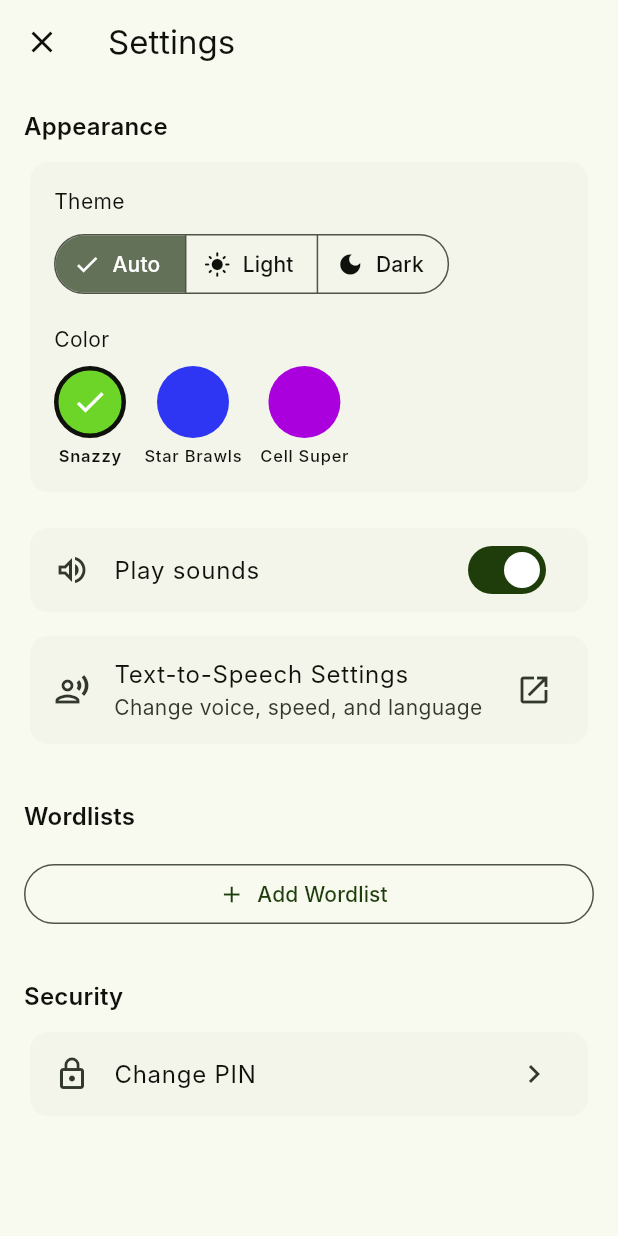
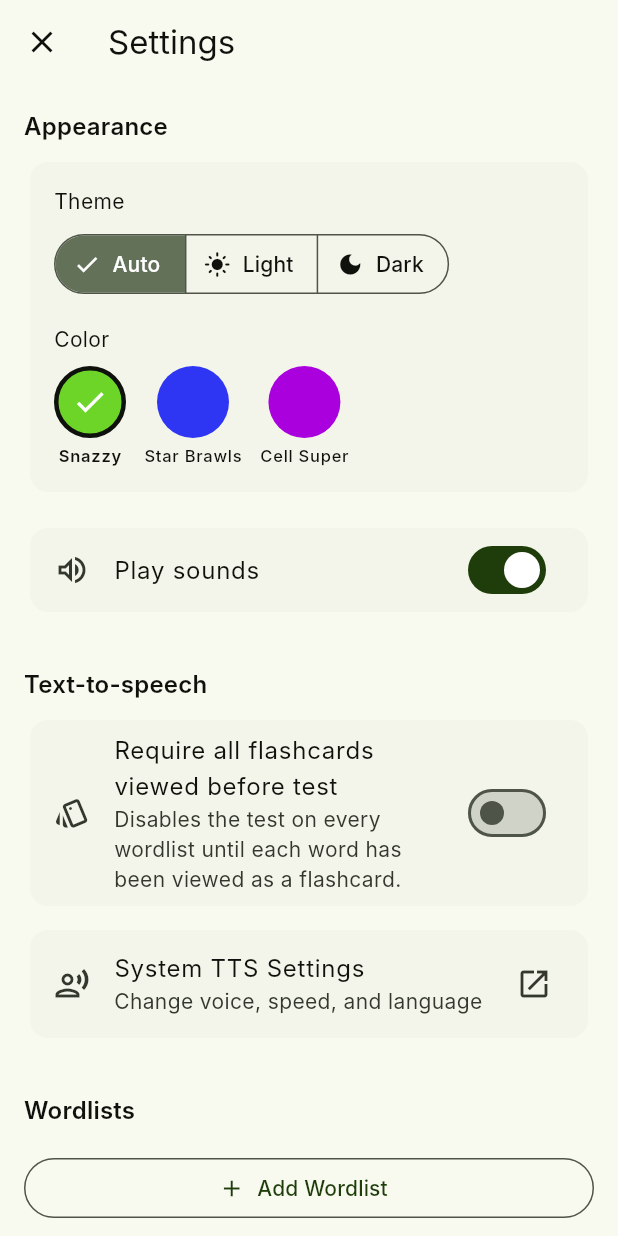
Before and after one commit to davenicoll/snazzy-spelling, a Flutter app: the SettingsScreen screen opened by its route, on a phone screen of 412 x 824 dp. Run offline on Flutter 3.47's test engine with Material 3 defaults, Android fonts, the phone set to English and light mode, and no system bars; our stand-ins replace audioplayers, confetti, flutter_tts, sqflite_common_ffi; missing offline and left inert: android_intent_plus; accounts and stored records are empty.

Commit message:
feat: make "require all flashcards viewed" a global TTS setting (#8)
Move the flashcard-view gate from a per-wordlist flag to a single global
setting under a new "Text-to-speech" section in the settings screen.
When enabled, every wordlist enforces the gate; when disabled, no
wordlist does. The per-wordlist switch is removed from the create and
edit screens. `Wordlist.isTestGated` now takes the flag as an argument
so the model stays pure.

Previously-stored per-wordlist values in `wordlists.require_full_flashcard_view`
are ignored rather than migrated — the column stays in the schema for
compatibility but is no longer read or written.

Trello: https://trello.com/c/RgpE55g0

Co-authored-by: Claude Opus 4.7 <noreply@anthropic.com>

```diff
--- a/lib/models/wordlist.dart
+++ b/lib/models/wordlist.dart
@@ -2,7 +2,6 @@ class Wordlist {
   final int? id;
   final String name;
   final DateTime createdAt;
-  final bool requireFullFlashcardView;
   final bool isCompleted;
   List<String> words;
 
@@ -10,7 +9,6 @@ class Wordlist {
     this.id,
     required this.name,
     required this.createdAt,
-    this.requireFullFlashcardView = false,
     this.isCompleted = false,
     this.words = const [],
   });
@@ -20,7 +18,6 @@ class Wordlist {
       if (id != null) 'id': id,
       'name': name,
       'created_at': createdAt.toIso8601String(),
-      'require_full_flashcard_view': requireFullFlashcardView ? 1 : 0,
       'is_completed': isCompleted ? 1 : 0,
     };
   }
@@ -30,8 +27,6 @@ class Wordlist {
       id: map['id'] as int,
       name: map['name'] as String,
       createdAt: DateTime.parse(map['created_at'] as String),
-      requireFullFlashcardView:
-          (map['require_full_flashcard_view'] as int? ?? 0) == 1,
       isCompleted: (map['is_completed'] as int? ?? 0) == 1,
       words: words ?? [],
     );
@@ -41,7 +36,6 @@ class Wordlist {
     int? id,
     String? name,
     DateTime? createdAt,
-    bool? requireFullFlashcardView,
     bool? isCompleted,
     List<String>? words,
   }) {
@@ -49,17 +43,19 @@ class Wordlist {
       id: id ?? this.id,
       name: name ?? this.name,
       createdAt: createdAt ?? this.createdAt,
-      requireFullFlashcardView:
-          requireFullFlashcardView ?? this.requireFullFlashcardView,
       isCompleted: isCompleted ?? this.isCompleted,
       words: words ?? this.words,
     );
   }
 
   /// Returns true if the Test action should be gated (disabled) given the
-  /// wordlist's admin option and the set of words already viewed as flashcards.
-  /// Pure/derivable so it can be unit-tested without the DB or UI.
-  bool isTestGated(Set<String> viewedWords) {
+  /// global "require all flashcards viewed" setting and the set of words
+  /// already viewed as flashcards. Pure/derivable so it can be unit-tested
+  /// without the DB or UI.
+  bool isTestGated({
+    required bool requireFullFlashcardView,
+    required Set<String> viewedWords,
+  }) {
     if (!requireFullFlashcardView) return false;
     if (words.isEmpty) return false;
     for (final w in words) {
--- a/lib/providers/settings_provider.dart
+++ b/lib/providers/settings_provider.dart
@@ -9,12 +9,14 @@ class SettingsProvider extends ChangeNotifier {
   ThemeMode _themeMode = ThemeMode.system;
   ColorTheme _colorTheme = ColorTheme.snazzy;
   bool _playSounds = true;
+  bool _requireFullFlashcardView = false;
 
   bool get hasPinSet => _hasPinSet;
   bool get isLoaded => _isLoaded;
   ThemeMode get themeMode => _themeMode;
   ColorTheme get colorTheme => _colorTheme;
   bool get playSounds => _playSounds;
+  bool get requireFullFlashcardView => _requireFullFlashcardView;
 
   Future<void> load() async {
     _hasPinSet = await _repo.hasPinSet();
@@ -24,6 +26,9 @@ class SettingsProvider extends ChangeNotifier {
     _colorTheme = ColorTheme.fromStorageString(colorThemeString);
     final playSoundsString = await _repo.getSetting('play_sounds');
     _playSounds = playSoundsString != 'false';
+    final requireFullFlashcardViewString =
+        await _repo.getSetting('require_full_flashcard_view');
+    _requireFullFlashcardView = requireFullFlashcardViewString == 'true';
     _isLoaded = true;
     notifyListeners();
   }
@@ -55,6 +60,12 @@ class SettingsProvider extends ChangeNotifier {
     notifyListeners();
   }
 
+  Future<void> setRequireFullFlashcardView(bool value) async {
+    await _repo.setSetting('require_full_flashcard_view', value.toString());
+    _requireFullFlashcardView = value;
+    notifyListeners();
+  }
+
   Future<void> setThemeMode(ThemeMode mode) async {
     await _repo.setSetting('theme_mode', _themeModeToString(mode));
     _themeMode = mode;
--- a/lib/screens/settings/settings_screen.dart
+++ b/lib/screens/settings/settings_screen.dart
@@ -159,12 +159,40 @@ class _SettingsScreenState extends State<SettingsScreen> {
               );
             },
           ),
+          const SizedBox(height: 32),
+          // Text-to-speech section
+          Text(
+            'Text-to-speech',
+            style: Theme.of(context).textTheme.titleMedium?.copyWith(
+                  fontWeight: FontWeight.w600,
+                ),
+          ),
+          const SizedBox(height: 8),
+          Consumer<SettingsProvider>(
+            builder: (context, settings, _) {
+              return Card(
+                child: SwitchListTile(
+                  secondary: const Icon(Icons.style_outlined),
+                  title: const Text(
+                    'Require all flashcards viewed before test',
+                  ),
+                  subtitle: const Text(
+                    'Disables the test on every wordlist until each word '
+                    'has been viewed as a flashcard.',
+                  ),
+                  value: settings.requireFullFlashcardView,
+                  onChanged: (value) =>
+                      settings.setRequireFullFlashcardView(value),
+                ),
+              );
+            },
+          ),
           if (Platform.isAndroid) ...[
             const SizedBox(height: 8),
             Card(
               child: ListTile(
                 leading: const Icon(Icons.record_voice_over_outlined),
-                title: const Text('Text-to-Speech Settings'),
+                title: const Text('System TTS Settings'),
                 subtitle: const Text('Change voice, speed, and language'),
                 trailing: const Icon(Icons.open_in_new),
                 onTap: () {
--- a/lib/screens/wordlist_view_screen.dart
+++ b/lib/screens/wordlist_view_screen.dart
@@ -1,6 +1,7 @@
 import 'package:flutter/material.dart';
 import 'package:provider/provider.dart';
 import '../models/wordlist.dart';
+import '../providers/settings_provider.dart';
 import '../providers/wordlist_provider.dart';
 
 class WordlistViewScreen extends StatefulWidget {
@@ -49,10 +50,13 @@ class _WordlistViewScreenState extends State<WordlistViewScreen> {
           constraints: const BoxConstraints(maxWidth: 400),
           child: Padding(
             padding: const EdgeInsets.all(24),
-            child: Consumer<WordlistProvider>(
-              builder: (context, provider, _) {
+            child: Consumer2<WordlistProvider, SettingsProvider>(
+              builder: (context, provider, settings, _) {
                 final viewed = provider.viewedWords(widget.wordlistId);
-                final gated = _wordlist!.isTestGated(viewed);
+                final gated = _wordlist!.isTestGated(
+                  requireFullFlashcardView: settings.requireFullFlashcardView,
+                  viewedWords: viewed,
+                );
                 final remaining = _wordlist!.words
                     .where((w) => !viewed.contains(w))
                     .length;
```
Also changed, not shown: lib/providers/wordlist_provider.dart (+4 -22 lines), lib/repositories/wordlist_repository.dart (+6 -17 lines), lib/screens/settings/wordlist_create_screen.dart (+0 -13 lines), lib/screens/settings/wordlist_edit_screen.dart (+0 -13 lines), 1 other file.
